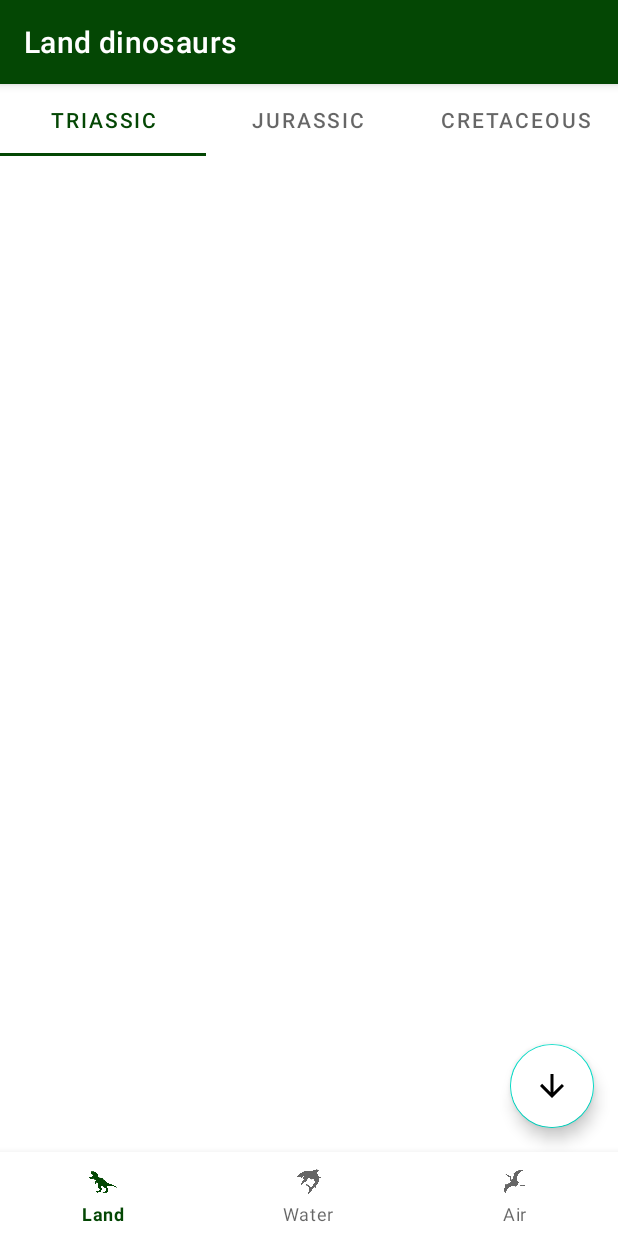
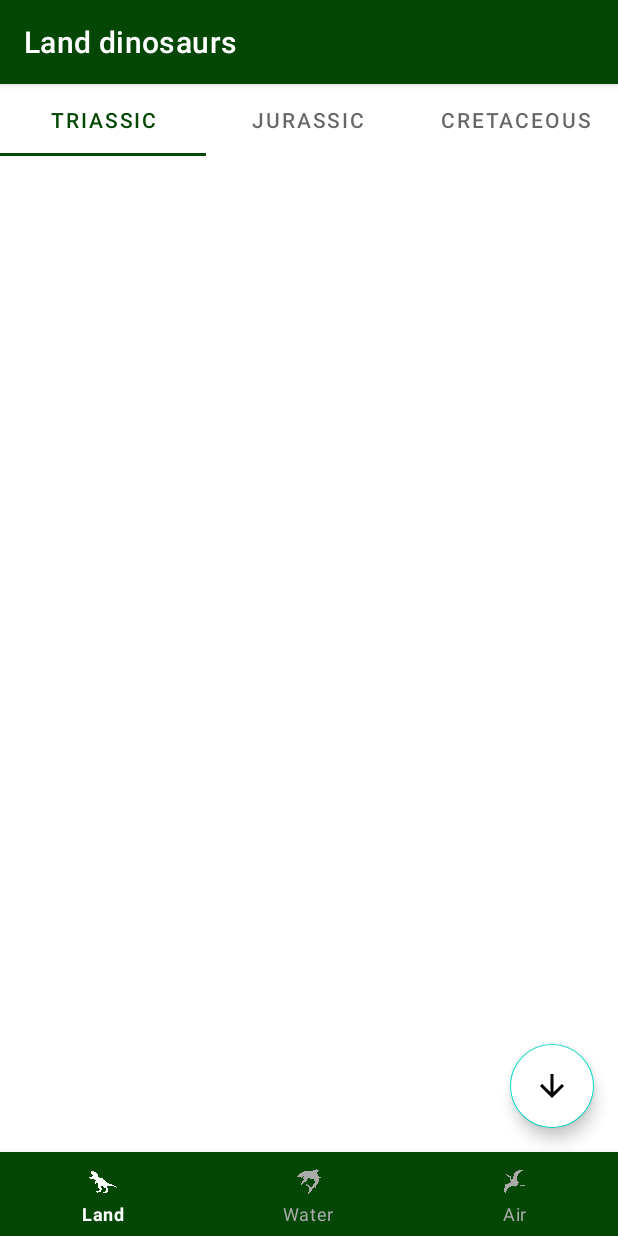
Before and after one commit to Yuri4444/DinosaursAppOldVersion, an Android app: the screen it shows after launch (MainActivity), on a phone screen of 412 x 824 dp. Run offline under Robolectric (Android 15) with nearby library versions, the phone set to English and light mode, and no system bars; our stand-ins replace Dagger/Hilt's generated code, navigation-ui; pictures from the network do not load; Roboto replaces fonts that are not available here.

Commit message:
bottom navigation item color

```diff
--- /dev/null
+++ b/app/src/main/res/drawable/selector_bottom_navigation.xml
@@ -0,0 +1,5 @@
+<?xml version="1.0" encoding="utf-8"?>
+<selector xmlns:android="http://schemas.android.com/apk/res/android">
+    <item android:color="@android:color/white" android:state_checked="true" />
+    <item android:color="@android:color/darker_gray" />
+</selector>
--- a/app/src/main/res/layout/activity_main.xml
+++ b/app/src/main/res/layout/activity_main.xml
@@ -1,9 +1,9 @@
 <?xml version="1.0" encoding="utf-8"?>
 <RelativeLayout xmlns:android="http://schemas.android.com/apk/res/android"
+    xmlns:app="http://schemas.android.com/apk/res-auto"
     xmlns:tools="http://schemas.android.com/tools"
     android:layout_width="match_parent"
     android:layout_height="match_parent"
-    xmlns:app="http://schemas.android.com/apk/res-auto"
     tools:context=".ui.screen.main.MainActivity">
 
     <fragment
@@ -20,6 +20,9 @@
         android:layout_width="match_parent"
         android:layout_height="wrap_content"
         android:layout_alignParentBottom="true"
+        android:background="@color/greenLight"
+        app:itemIconTint="@drawable/selector_bottom_navigation"
+        app:itemTextColor="@drawable/selector_bottom_navigation"
         app:menu="@menu/menu_bottom_navigation" />
 
 </RelativeLayout>
--- a/app/src/main/res/values/themes.xml
+++ b/app/src/main/res/values/themes.xml
@@ -35,6 +35,6 @@
         <item name="android:navigationBarColor" tools:targetApi="lollipop">@color/greenDark</item>
         <item name="android:windowLightStatusBar" tools:targetApi="27">false</item>
         <item name="android:windowLightNavigationBar" tools:targetApi="27">false</item>
+    </style>
 
-    </style>
 </resources>
```
